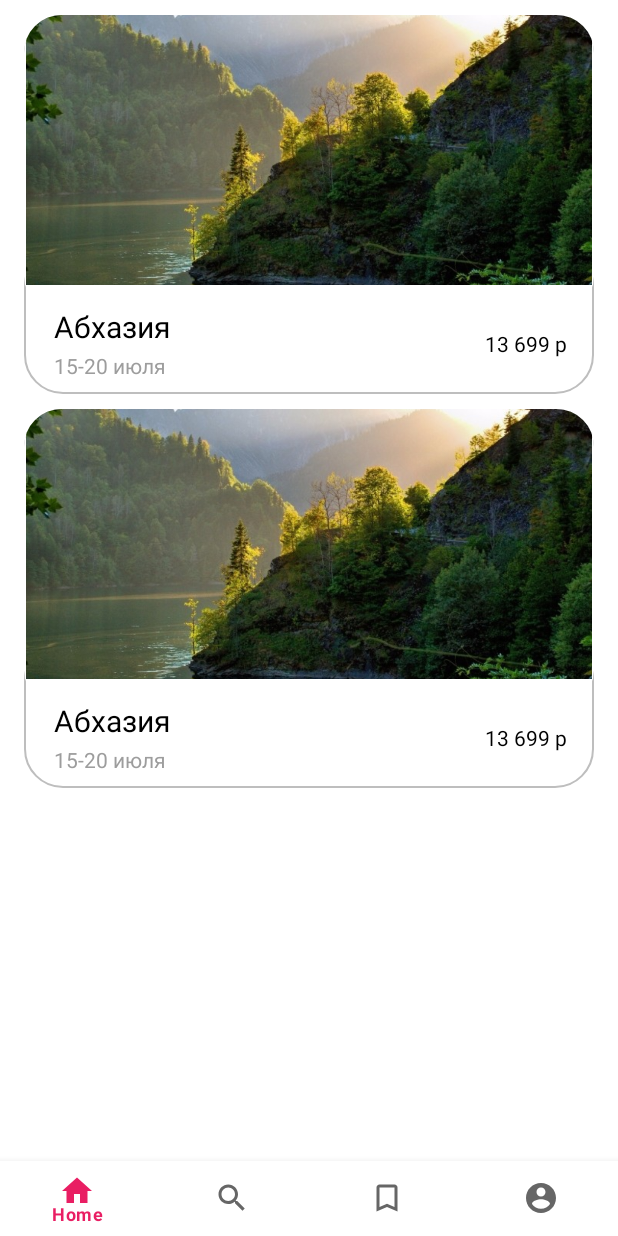
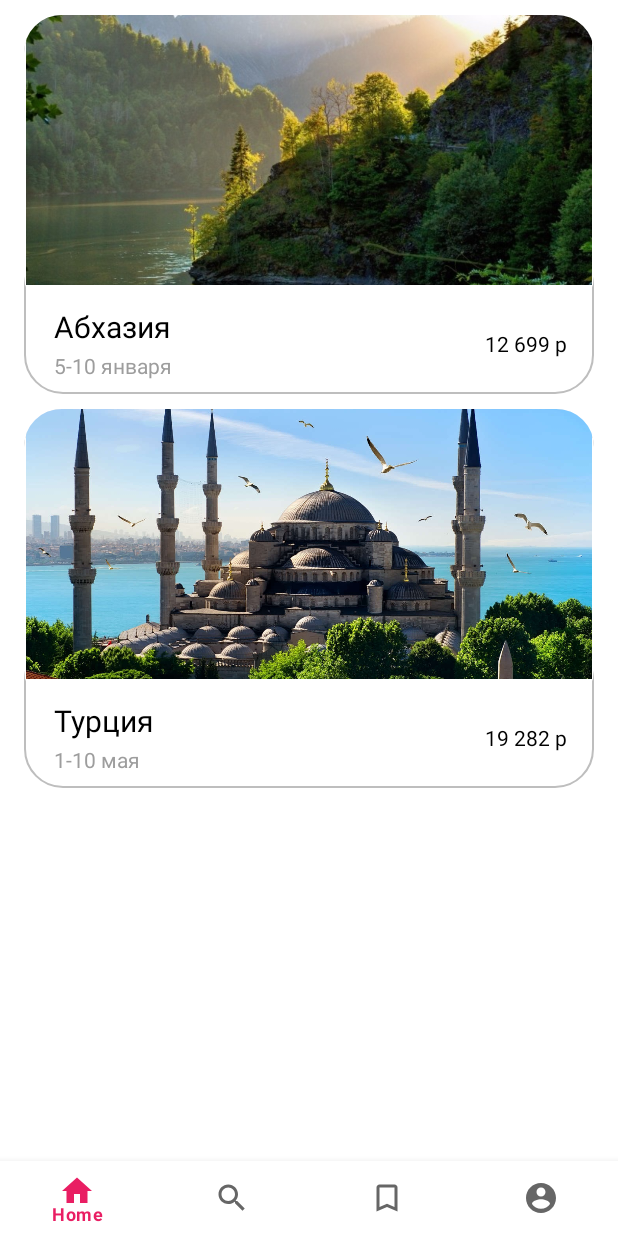
Before and after one commit to irunner1/TourApp, an Android app: the fragment HistoryFragment placed in its activity, on a phone screen of 412 x 824 dp. Run offline under Robolectric (Android 15) with nearby library versions, the phone set to English and light mode, and no system bars.

Commit message:
add some fiatures

```diff
--- a/app/src/main/java/com/example/kr/HomeFragment.java
+++ b/app/src/main/java/com/example/kr/HomeFragment.java
@@ -11,23 +11,27 @@ import android.view.LayoutInflater;
 import android.view.View;
 import android.view.ViewGroup;
 import android.widget.Button;
+import android.widget.ScrollView;
+import android.widget.TextView;
 import android.widget.Toast;
 
 import com.example.kr.Activity.TourActivity;
-import com.example.kr.adapter.RecommendationsAdapter;
-import com.example.kr.model.RecData;
+import com.example.kr.adapter.TourAdapter;
+import com.example.kr.model.TourData;
 
-import com.example.kr.adapter.CardRecsAdapter;
-import com.example.kr.model.CardRecsData;
+import com.example.kr.adapter.CardAdapter;
+import com.example.kr.model.CardData;
 
 import java.util.ArrayList;
 import java.util.List;
 
 public class HomeFragment extends Fragment {
-    RecyclerView recommendationsRecycler, cardRecsRecycler;
-    RecommendationsAdapter recommendationsAdapter;
-    CardRecsAdapter cardRecsAdapter;
+    RecyclerView tourRecycler, cardRecycler;
+    TourAdapter tourAdapter;
+    CardAdapter cardAdapter;
     Button btnTour, btnHotels, btnRestaurant, btnActivity;
+    ScrollView scrollView;
+    TextView tv;
 
     @Override
     public void onCreate(Bundle savedInstanceState) {
@@ -38,7 +42,8 @@ public class HomeFragment extends Fragment {
     public View onCreateView(LayoutInflater inflater, ViewGroup container,
                              Bundle savedInstanceState) {
         View view = inflater.inflate(R.layout.fragment_home, container, false);
-
+        scrollView = (ScrollView) view.findViewById(R.id.SV);
+        tv = (TextView) view.findViewById(R.id.textView7);
         btnTour = (Button) view.findViewById(R.id.btnTour);
         btnHotels = (Button) view.findViewById(R.id.btnHotels);
         btnRestaurant = (Button) view.findViewById(R.id.btnRestaurants);
@@ -48,42 +53,43 @@ public class HomeFragment extends Fragment {
         btnRestaurant.setOnClickListener(this::onRestButtonClick);
         btnActivity.setOnClickListener(this::onActivityButtonClick);
 
-        List<RecData> recommendationsDataList = new ArrayList<>();
-        recommendationsDataList.add(new RecData("Абхазия","Отправление из Москвы","от 12 699 р", R.drawable.tour1));
-        recommendationsDataList.add(new RecData("Турция","Отправление из Москвы","от 19 282 р", R.drawable.tour2));
-        recommendationsDataList.add(new RecData("Италия","Отправление из Москвы","от 80 146 р", R.drawable.tour3));
-        recommendationsDataList.add(new RecData("Сингапур","Отправление из Москвы","от 50 256 р", R.drawable.singapore));
-        setRecommendationsRecycler(recommendationsDataList, view);
+        List<TourData> TourDataList = new ArrayList<>();
+        TourDataList.add(new TourData("Абхазия","Отправление из Москвы","от 12 699 р", R.drawable.tour1));
+        TourDataList.add(new TourData("Турция","Отправление из Москвы","от 19 282 р", R.drawable.tour2));
+        TourDataList.add(new TourData("Италия","Отправление из Москвы","от 80 146 р", R.drawable.tour3));
+        TourDataList.add(new TourData("Сингапур","Отправление из Москвы","от 50 256 р", R.drawable.singapore));
+        setTourRecycler(TourDataList, view);
 
-        List<CardRecsData> cardDataList = new ArrayList<>();
-        cardDataList.add(new CardRecsData("Нью-Йорк", R.drawable.new_york));
-        cardDataList.add(new CardRecsData("Барселона", R.drawable.barsa));
-        cardDataList.add(new CardRecsData("Рим", R.drawable.tour3));
-        cardDataList.add(new CardRecsData("Анталья", R.drawable.antalya));
-        setCardRecsRecycler(cardDataList, view);
+        List<CardData> cardDataList = new ArrayList<>();
+        cardDataList.add(new CardData("Нью-Йорк", R.drawable.new_york));
+        cardDataList.add(new CardData("Барселона", R.drawable.barsa));
+        cardDataList.add(new CardData("Рим", R.drawable.tour3));
+        cardDataList.add(new CardData("Анталья", R.drawable.antalya));
+        setCardRecycler(cardDataList, view);
         return view;
     }
 
-    private  void setRecommendationsRecycler(List<RecData> recentsDataList, View view){
-        recommendationsRecycler = view.findViewById(R.id.recommendations);
+    private  void setTourRecycler(List<TourData> tourDataList, View view){
+        tourRecycler = view.findViewById(R.id.recommendations);
         RecyclerView.LayoutManager layoutManager = new LinearLayoutManager(this.getContext(), RecyclerView.VERTICAL, false);
-        recommendationsRecycler.setLayoutManager(layoutManager);
-        recommendationsAdapter = new RecommendationsAdapter(this.getContext(), recentsDataList);
-        recommendationsRecycler.setAdapter(recommendationsAdapter);
+        tourRecycler.setLayoutManager(layoutManager);
+        tourAdapter = new TourAdapter(this.getContext(), tourDataList);
+        tourRecycler.setAdapter(tourAdapter);
     }
 
-    private  void setCardRecsRecycler(List<CardRecsData> cardDataList, View view){
-        cardRecsRecycler = view.findViewById(R.id.CardRec);
+    private  void setCardRecycler(List<CardData> cardList, View view){
+        cardRecycler = view.findViewById(R.id.CardRec);
         RecyclerView.LayoutManager layoutManager = new LinearLayoutManager(this.getContext(), RecyclerView.HORIZONTAL, false);
-        cardRecsRecycler.setLayoutManager(layoutManager);
-        cardRecsAdapter = new CardRecsAdapter(this.getContext(), cardDataList);
-        cardRecsRecycler.setAdapter(cardRecsAdapter);
+        cardRecycler.setLayoutManager(layoutManager);
+        cardAdapter = new CardAdapter(this.getContext(), cardList);
+        cardRecycler.setAdapter(cardAdapter);
     }
 
     public void onTourButtonClick(View view) {
-        Intent i = new Intent(getContext(), TourActivity.class);
-        i.putExtra("name", btnTour.getText().toString());
-        getContext().startActivity(i);
+//        Intent i = new Intent(getContext(), TourActivity.class);
+//        i.putExtra("name", btnTour.getText().toString());
+//        getContext().startActivity(i);
+        scrollView.scrollTo(tv.getScrollX(), tv.getScrollY());
     }
     public void onHotelButtonClick(View view) {
         Intent i = new Intent(getContext(), TourActivity.class);
--- a/app/src/main/java/com/example/kr/adapter/CardRecsAdapter.java
+++ b/app/src/main/java/com/example/kr/adapter/CardAdapter.java
@@ -13,28 +13,28 @@ import androidx.annotation.NonNull;
 
 import com.example.kr.Activity.TourActivity;
 import com.example.kr.R;
-import com.example.kr.model.CardRecsData;
+import com.example.kr.model.CardData;
 
 import java.util.List;
 
-public class CardRecsAdapter extends RecyclerView.Adapter<CardRecsAdapter.CardRecsViewHolder> {
+public class CardAdapter extends RecyclerView.Adapter<CardAdapter.CardRecsViewHolder> {
     Context context;
-    List<CardRecsData> cardDataList;
+    List<CardData> cardDataList;
 
-    public CardRecsAdapter(Context context, List<CardRecsData> cardDataList) {
+    public CardAdapter(Context context, List<CardData> cardDataList) {
         this.context = context;
         this.cardDataList = cardDataList;
     }
 
     @NonNull
     @Override
-    public CardRecsAdapter.CardRecsViewHolder onCreateViewHolder(@NonNull ViewGroup parent, int viewType) {
+    public CardAdapter.CardRecsViewHolder onCreateViewHolder(@NonNull ViewGroup parent, int viewType) {
         View view = LayoutInflater.from(context).inflate(R.layout.cardrecs, parent, false);
-        return new CardRecsAdapter.CardRecsViewHolder(view);
+        return new CardAdapter.CardRecsViewHolder(view);
     }
 
     @Override
-    public void onBindViewHolder(@NonNull CardRecsAdapter.CardRecsViewHolder holder, int position) {
+    public void onBindViewHolder(@NonNull CardAdapter.CardRecsViewHolder holder, int position) {
         holder.placeName.setText(cardDataList.get(position).getPlaceName());
         holder.placeImage.setImageResource(cardDataList.get(position).getImageUrl());
         String name = cardDataList.get(position).getPlaceName();
--- a/app/src/main/java/com/example/kr/adapter/RecommendationsAdapter.java
+++ /dev/null
@@ -1,68 +0,0 @@
-package com.example.kr.adapter;
-
-import android.content.Context;
-import android.content.Intent;
-import android.view.LayoutInflater;
-import android.view.View;
-import android.view.ViewGroup;
-import android.widget.ImageView;
-import android.widget.TextView;
-
-import androidx.annotation.NonNull;
-import androidx.recyclerview.widget.RecyclerView;
-
-import com.example.kr.Activity.TourActivity;
-import com.example.kr.R;
-import com.example.kr.model.RecData;
-import java.util.List;
-
-public class RecommendationsAdapter extends RecyclerView.Adapter<RecommendationsAdapter.RecommendationsViewHolder> {
-    Context context;
-    List<RecData> recommendationsDataList;
-
-    public RecommendationsAdapter(Context context, List<RecData> recommendationsDataList) {
-        this.context = context;
-        this.recommendationsDataList = recommendationsDataList;
-    }
-
-    @NonNull
-    @Override
-    public RecommendationsViewHolder onCreateViewHolder(@NonNull ViewGroup parent, int viewType) {
-        View view = LayoutInflater.from(context).inflate(R.layout.recommendations, parent, false);
-        return new RecommendationsViewHolder(view);
-    }
-
-    @Override
-    public void onBindViewHolder(@NonNull RecommendationsViewHolder holder, int position) {
-        holder.countryName.setText(recommendationsDataList.get(position).getCountryName());
-        holder.placeName.setText(recommendationsDataList.get(position).getPlaceName());
-        holder.price.setText(recommendationsDataList.get(position).getPrice());
-        holder.placeImage.setImageResource(recommendationsDataList.get(position).getImageUrl());
-        String name = recommendationsDataList.get(position).getPlaceName();
-        holder.itemView.setOnClickListener(new View.OnClickListener() {
-            @Override
-            public void onClick(View view) {
-                Intent i = new Intent(context, TourActivity.class);
-                i.putExtra("name", name);
-                context.startActivity(i);
-            }
-        });
-    }
-
-    @Override
-    public int getItemCount() {
-        return recommendationsDataList.size();
-    }
-
-    public static final class RecommendationsViewHolder extends RecyclerView.ViewHolder{
-        ImageView placeImage;
-        TextView placeName, countryName, price;
-        public RecommendationsViewHolder(@NonNull View itemView) {
-            super(itemView);
-            placeImage = itemView.findViewById(R.id.place_image);
-            placeName = itemView.findViewById(R.id.place_name);
-            countryName = itemView.findViewById(R.id.country_name);
-            price = itemView.findViewById(R.id.price);
-        }
-    }
-}
--- a/app/src/main/java/com/example/kr/adapter/HistoryAdapter.java
+++ b/app/src/main/java/com/example/kr/adapter/TourAdapter.java
@@ -13,35 +13,32 @@ import androidx.recyclerview.widget.RecyclerView;
 
 import com.example.kr.Activity.TourActivity;
 import com.example.kr.R;
-import com.example.kr.model.HistoryData;
-
+import com.example.kr.model.TourData;
 import java.util.List;
 
-public class HistoryAdapter extends RecyclerView.Adapter<HistoryAdapter.HistoryViewHolder> {
+public class TourAdapter extends RecyclerView.Adapter<TourAdapter.RecommendationsViewHolder> {
+    Context context;
+    List<TourData> tourDataList;
 
-    Context context;
-    List<HistoryData> historyDataList;
-
-    public HistoryAdapter(Context context, List<HistoryData> historyDataList) {
+    public TourAdapter(Context context, List<TourData> recommendationsDataList) {
         this.context = context;
-        this.historyDataList = historyDataList;
+        this.tourDataList = recommendationsDataList;
     }
 
     @NonNull
     @Override
-    public HistoryViewHolder onCreateViewHolder(@NonNull ViewGroup parent, int viewType) {
-        View view = LayoutInflater.from(context).inflate(R.layout.history_trips, parent, false);
-        return new HistoryViewHolder(view);
+    public RecommendationsViewHolder onCreateViewHolder(@NonNull ViewGroup parent, int viewType) {
+        View view = LayoutInflater.from(context).inflate(R.layout.recommendations, parent, false);
+        return new RecommendationsViewHolder(view);
     }
 
     @Override
-    public void onBindViewHolder(@NonNull HistoryAdapter.HistoryViewHolder holder, int position) {
-        holder.countryName.setText(historyDataList.get(position).getCountryName());
-        holder.placeName.setText(historyDataList.get(position).getPlaceName());
-        holder.price.setText(historyDataList.get(position).getPrice());
-        holder.placeImage.setImageResource(historyDataList.get(position).getImageUrl());
-
-        String name = historyDataList.get(position).getPlaceName();
+    public void onBindViewHolder(@NonNull RecommendationsViewHolder holder, int position) {
+        holder.countryName.setText(tourDataList.get(position).getCountryName());
+        holder.placeName.setText(tourDataList.get(position).getPlaceName());
+        holder.price.setText(tourDataList.get(position).getPrice());
+        holder.placeImage.setImageResource(tourDataList.get(position).getImageUrl());
+        String name = tourDataList.get(position).getPlaceName();
         holder.itemView.setOnClickListener(new View.OnClickListener() {
             @Override
             public void onClick(View view) {
@@ -54,22 +51,18 @@ public class HistoryAdapter extends RecyclerView.Adapter<HistoryAdapter.HistoryV
 
     @Override
     public int getItemCount() {
-        return historyDataList.size();
+        return tourDataList.size();
     }
 
-    public static final class HistoryViewHolder extends RecyclerView.ViewHolder{
-
+    public static final class RecommendationsViewHolder extends RecyclerView.ViewHolder{
         ImageView placeImage;
         TextView placeName, countryName, price;
-
-        public HistoryViewHolder(@NonNull View itemView) {
+        public RecommendationsViewHolder(@NonNull View itemView) {
             super(itemView);
-
             placeImage = itemView.findViewById(R.id.place_image);
             placeName = itemView.findViewById(R.id.place_name);
             countryName = itemView.findViewById(R.id.country_name);
             price = itemView.findViewById(R.id.price);
-
         }
     }
 }
--- a/app/src/main/java/com/example/kr/fragments/HistoryFragment.java
+++ b/app/src/main/java/com/example/kr/fragments/HistoryFragment.java
@@ -11,32 +11,32 @@ import android.view.View;
 import android.view.ViewGroup;
 
 import com.example.kr.R;
-import com.example.kr.adapter.HistoryAdapter;
-import com.example.kr.model.HistoryData;
+import com.example.kr.adapter.TourAdapter;
+import com.example.kr.model.TourData;
 
 import java.util.ArrayList;
 import java.util.List;
 
 public class HistoryFragment extends Fragment {
-    RecyclerView RecViewHistory;
-    HistoryAdapter historyAdapter;
-
+    RecyclerView tourRecycler;
+    TourAdapter tourAdapter;
     @Override
     public View onCreateView(LayoutInflater inflater, ViewGroup container,
                              Bundle savedInstanceState) {
         View view =  inflater.inflate(R.layout.fragment_history, container, false);
-        List<HistoryData> historyDataList = new ArrayList<>();
-        historyDataList.add(new HistoryData("Абхазия","15-20 июля","13 699 р", R.drawable.tour1));
-        historyDataList.add(new HistoryData("Абхазия","15-20 июля","13 699 р", R.drawable.tour1));
-        setHistoryRecycler(historyDataList, view);
+        List<TourData> tourDataList = new ArrayList<>();
+        tourDataList.add(new TourData("Абхазия","5-10 января","12 699 р", R.drawable.tour1));
+        tourDataList.add(new TourData("Турция","1-10 мая","19 282 р", R.drawable.tour2));
+
+        setTourRecycler(tourDataList, view);
         return view;
     }
 
-    private void setHistoryRecycler(List<HistoryData> historyDataList, View view){
-        RecViewHistory = view.findViewById(R.id.RecViewHistory);
+    private  void setTourRecycler(List<TourData> tourDataList, View view){
+        tourRecycler = view.findViewById(R.id.RecViewHistory);
         RecyclerView.LayoutManager layoutManager = new LinearLayoutManager(this.getContext(), RecyclerView.VERTICAL, false);
-        RecViewHistory.setLayoutManager(layoutManager);
-        historyAdapter = new HistoryAdapter(this.getContext(), historyDataList);
-        RecViewHistory.setAdapter(historyAdapter);
+        tourRecycler.setLayoutManager(layoutManager);
+        tourAdapter = new TourAdapter(this.getContext(), tourDataList);
+        tourRecycler.setAdapter(tourAdapter);
     }
 }
--- a/app/src/main/java/com/example/kr/fragments/NextTripFragment.java
+++ b/app/src/main/java/com/example/kr/fragments/NextTripFragment.java
@@ -12,7 +12,9 @@ import android.view.ViewGroup;
 
 import com.example.kr.R;
 import com.example.kr.adapter.NextTripAdapter;
+import com.example.kr.adapter.TourAdapter;
 import com.example.kr.model.NextTripsData;
+import com.example.kr.model.TourData;
 
 import java.util.ArrayList;
 import java.util.List;
@@ -20,16 +22,13 @@ import java.util.List;
 public class NextTripFragment extends Fragment {
     RecyclerView RecViewNextTrips;
     NextTripAdapter nextTripAdapter;
-
     @Override
     public View onCreateView(LayoutInflater inflater, ViewGroup container,
                              Bundle savedInstanceState) {
         View view = inflater.inflate(R.layout.fragment_recent_tours, container, false);
         List<NextTripsData> NextTripDataList = new ArrayList<>();
         NextTripDataList.add(new NextTripsData("Абхазия","15-20 июля",R.drawable.tour1));
-
         setNextTripRecycler(NextTripDataList, view);
-
         return view;
     }
     private void setNextTripRecycler(List<NextTripsData> NextTripDataList, View view){
--- a/app/src/main/java/com/example/kr/model/CardRecsData.java
+++ b/app/src/main/java/com/example/kr/model/CardData.java
@@ -1,6 +1,6 @@
 package com.example.kr.model;
 
-public class CardRecsData {
+public class CardData {
     String placeName;
     Integer imageUrl;
 
@@ -12,7 +12,7 @@ public class CardRecsData {
         this.imageUrl = imageUrl;
     }
 
-    public CardRecsData(String placeName, Integer imageUrl) {
+    public CardData(String placeName, Integer imageUrl) {
         this.placeName = placeName;
         this.imageUrl = imageUrl;
     }
--- a/app/src/main/java/com/example/kr/model/HistoryData.java
+++ /dev/null
@@ -1,48 +0,0 @@
-package com.example.kr.model;
-
-public class HistoryData {
-
-    String placeName;
-    String countryName;
-    String price;
-    Integer imageUrl;
-
-    public Integer getImageUrl() {
-        return imageUrl;
-    }
-
-    public void setImageUrl(Integer imageUrl) {
-        this.imageUrl = imageUrl;
-    }
-
-    public HistoryData(String placeName, String countryName, String price, Integer imageUrl) {
-        this.placeName = placeName;
-        this.countryName = countryName;
-        this.price = price;
-        this.imageUrl = imageUrl;
-    }
-
-    public String getPlaceName() {
-        return placeName;
-    }
-
-    public void setPlaceName(String placeName) {
-        this.placeName = placeName;
-    }
-
-    public String getCountryName() {
-        return countryName;
-    }
-
-    public void setCountryName(String countryName) {
-        this.countryName = countryName;
-    }
-
-    public String getPrice() {
-        return price;
-    }
-
-    public void setPrice(String price) {
-        this.price = price;
-    }
-}
--- a/app/src/main/java/com/example/kr/model/RecData.java
+++ /dev/null
@@ -1,47 +0,0 @@
-package com.example.kr.model;
-
-public class RecData {
-    String placeName;
-    String countryName;
-    String price;
-    Integer imageUrl;
-
-    public Integer getImageUrl() {
-        return imageUrl;
-    }
-
-    public void setImageUrl(Integer imageUrl) {
-        this.imageUrl = imageUrl;
-    }
-
-    public RecData(String placeName, String countryName, String price, Integer imageUrl) {
-        this.placeName = placeName;
-        this.countryName = countryName;
-        this.price = price;
-        this.imageUrl = imageUrl;
-    }
-
-    public String getPlaceName() {
-        return placeName;
-    }
-
-    public void setPlaceName(String placeName) {
-        this.placeName = placeName;
-    }
-
-    public String getCountryName() {
-        return countryName;
-    }
-
-    public void setCountryName(String countryName) {
-        this.countryName = countryName;
-    }
-
-    public String getPrice() {
-        return price;
-    }
-
-    public void setPrice(String price) {
-        this.price = price;
-    }
-}
--- a/app/src/main/java/com/example/kr/model/LikedData.java
+++ b/app/src/main/java/com/example/kr/model/TourData.java
@@ -1,7 +1,6 @@
 package com.example.kr.model;
 
-public class LikedData {
-
+public class TourData {
     String placeName;
     String countryName;
     String price;
@@ -15,7 +14,7 @@ public class LikedData {
         this.imageUrl = imageUrl;
     }
 
-    public LikedData(String placeName, String countryName, String price, Integer imageUrl) {
+    public TourData(String placeName, String countryName, String price, Integer imageUrl) {
         this.placeName = placeName;
         this.countryName = countryName;
         this.price = price;
--- a/app/src/main/java/com/example/kr/pages/AbkhaziaFragment.java
+++ b/app/src/main/java/com/example/kr/pages/AbkhaziaFragment.java
@@ -1,6 +1,4 @@
 package com.example.kr.pages;
-
-import static com.example.kr.helpers.Fles.*;
 
 import android.os.Bundle;
 import com.example.kr.fragments.LikedFragment;
@@ -12,13 +10,9 @@ import android.view.LayoutInflater;
 import android.view.View;
 import android.view.ViewGroup;
 import android.widget.ImageButton;
-import android.widget.TextView;
 
 import com.example.kr.R;
-import com.example.kr.fragments.LikedFragment;
-import com.example.kr.model.LikedData;
 import com.example.kr.helpers.Fles;
-import java.util.Objects;
 
 public class AbkhaziaFragment extends Fragment {
     private Toolbar toolbar;
--- /dev/null
+++ b/app/src/main/res/drawable/back.xml
@@ -0,0 +1,5 @@
+<?xml version="1.0" encoding="utf-8"?>
+<shape xmlns:android="http://schemas.android.com/apk/res/android" android:shape="rectangle" >
+    <solid android:color="@color/purple_500" />
+    <corners android:radius="10dp"/>
+</shape>
--- a/app/src/main/res/layout/fragment_home.xml
+++ b/app/src/main/res/layout/fragment_home.xml
@@ -1,5 +1,6 @@
 <?xml version="1.0" encoding="utf-8"?>
 <ScrollView xmlns:android="http://schemas.android.com/apk/res/android"
+    android:id="@+id/SV"
     xmlns:app="http://schemas.android.com/apk/res-auto"
     xmlns:tools="http://schemas.android.com/tools"
     android:layout_width="match_parent"
```
Also changed, not shown: app/src/main/java/com/example/kr/SearchFragment.java (+17 -19 lines), app/src/main/java/com/example/kr/adapter/LikedAdapter.java (deleted, +0 -74 lines), app/src/main/java/com/example/kr/fragments/LikedFragment.java (+11 -10 lines), app/src/main/java/com/example/kr/helpers/Fles.java (+0 -9 lines), app/src/main/res/layout/fragment_hotels.xml (+12 -2 lines), app/src/main/res/layout/next_trips.xml (+10 -6 lines).
